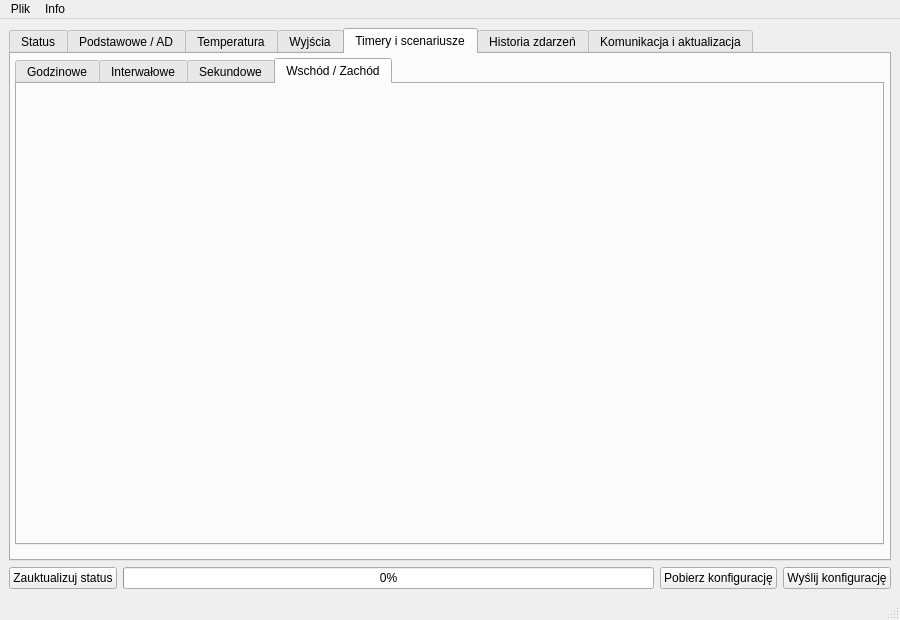
Above: src/mainWindow.ui from musashimm/aquamatcontrol before the change. Below: the same form after it.
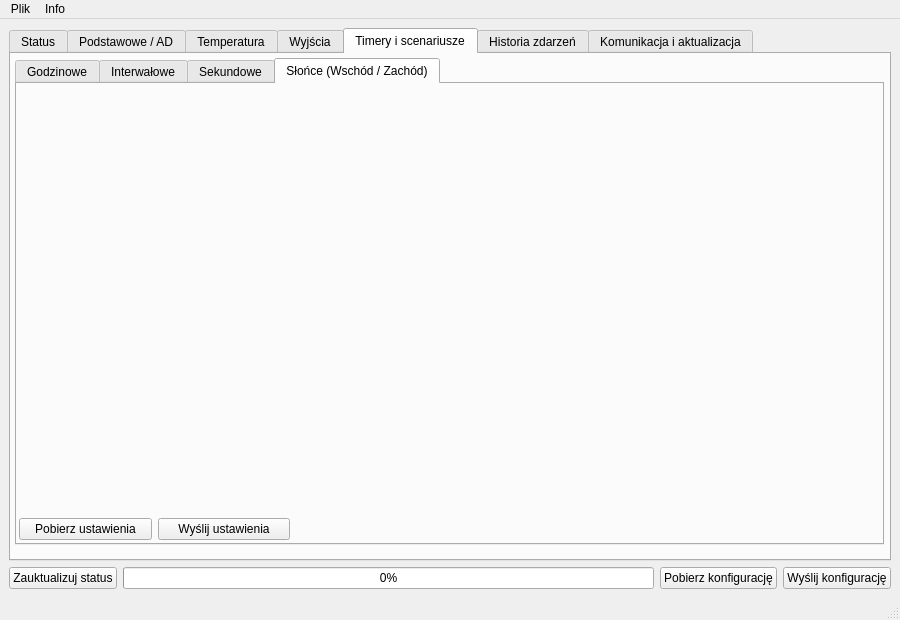
That is the form after the change. The open tabs and pages were chosen to show the change. Icons and pictures are not drawn.

Commit message: added sun scenario

What changed in the file:
```diff
--- a/src/mainWindow.ui
+++ b/src/mainWindow.ui
@@ -1255,8 +1255,49 @@
           </widget>
           <widget class="QWidget" name="tab_7">
            <attribute name="title">
-            <string>Wschód / Zachód</string>
+            <string>Słońce (Wschód / Zachód)</string>
            </attribute>
+           <widget class="QWidget" name="gridLayoutWidget_8">
+            <property name="geometry">
+             <rect>
+              <x>2</x>
+              <y>2</y>
+              <width>861</width>
+              <height>425</height>
+             </rect>
+            </property>
+            <layout class="QGridLayout" name="sunScenarioLayout">
+             <property name="spacing">
+              <number>6</number>
+             </property>
+            </layout>
+           </widget>
+           <widget class="QWidget" name="horizontalLayoutWidget_14">
+            <property name="geometry">
+             <rect>
+              <x>2</x>
+              <y>430</y>
+              <width>271</width>
+              <height>30</height>
+             </rect>
+            </property>
+            <layout class="QHBoxLayout" name="horizontalLayout_12">
+             <item>
+              <widget class="QPushButton" name="b_sunScenarioGetSettings_2">
+               <property name="text">
+                <string>Pobierz ustawienia</string>
+               </property>
+              </widget>
+             </item>
+             <item>
+              <widget class="QPushButton" name="b_sunScenarioSetSettings_2">
+               <property name="text">
+                <string>Wyślij ustawienia</string>
+               </property>
+              </widget>
+             </item>
+            </layout>
+           </widget>
           </widget>
          </widget>
         </widget>
```
Left out of the diff: 6 changed lines with no effect on the pictures. The commit also changes 23 other files.
